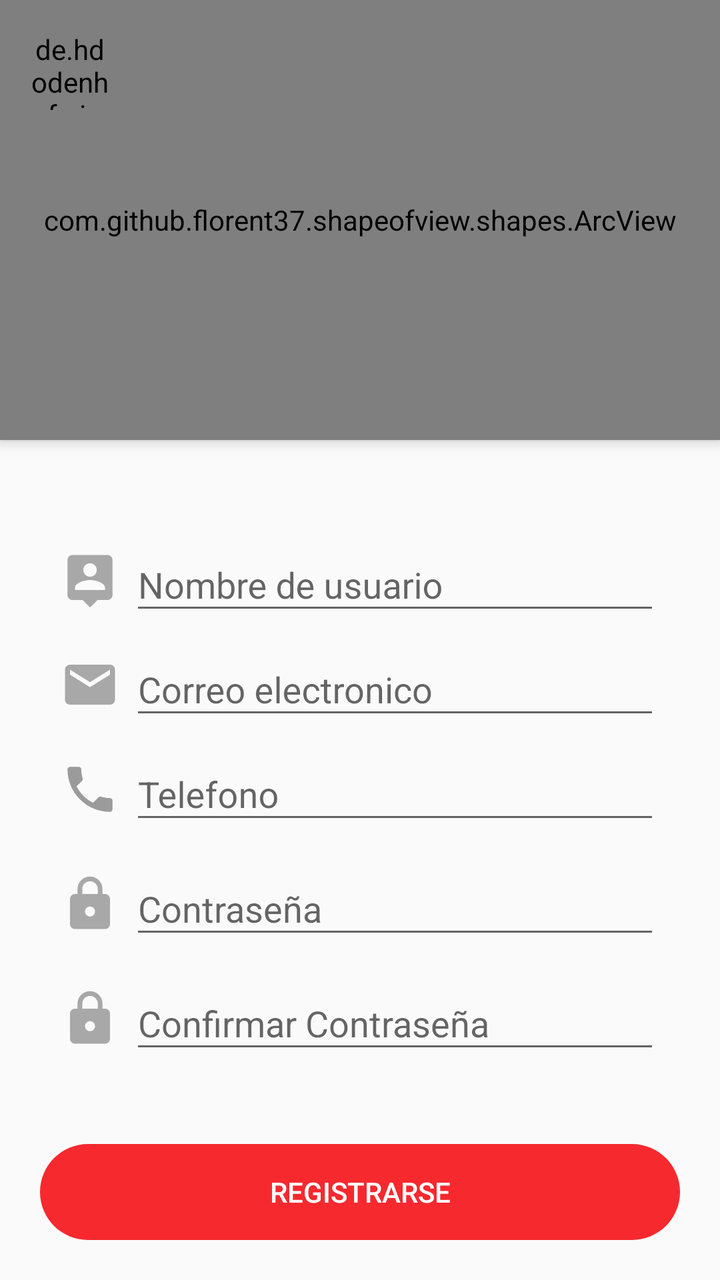
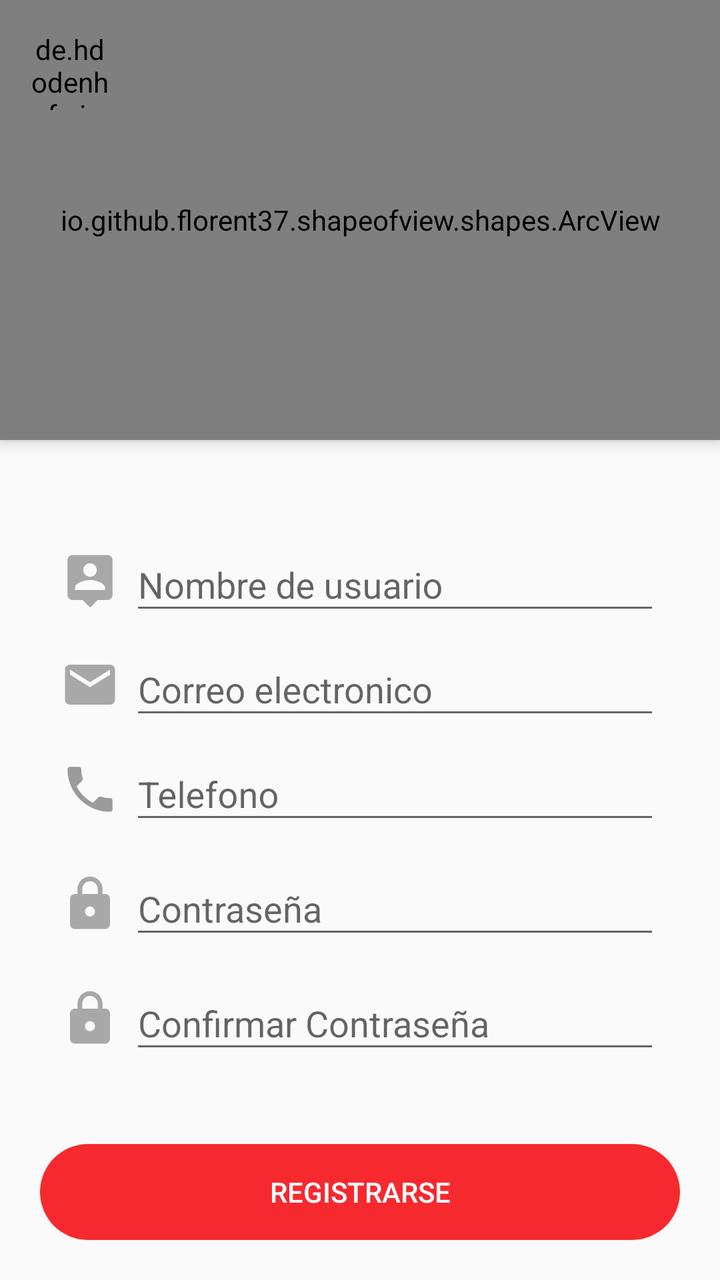

The first picture is an Android layout as it rendered before a commit; the second is the same layout after the commit. The layout source and the unified diff follow.
<!-- AndroidManifest.xml: application theme AppTheme -->
<!-- res/layout/activity_register.xml -->
<?xml version="1.0" encoding="utf-8"?>
<androidx.coordinatorlayout.widget.CoordinatorLayout xmlns:android="http://schemas.android.com/apk/res/android"
    xmlns:app="http://schemas.android.com/apk/res-auto"
    xmlns:tools="http://schemas.android.com/tools"
    android:layout_width="match_parent"
    android:layout_height="match_parent"
    android:fitsSystemWindows="true"
    tools:context=".activities.RegisterActivity">

    <LinearLayout
        android:layout_width="match_parent"
        android:layout_height="match_parent"
        android:orientation="vertical">


        <com.github.florent37.shapeofview.shapes.ArcView
            android:layout_width="match_parent"
            android:layout_height="220dp"
            android:elevation="4dp"
            app:shape_arc_cropDirection="outside"
            app:shape_arc_height="20dp"
            app:shape_arc_position="bottom"
            >

            <View
                android:layout_width="match_parent"
                android:layout_height="match_parent"
                android:background="@color/colorAccent" />

            <TextView
                android:layout_width="match_parent"
                android:layout_height="wrap_content"
                android:text="REGISTRATE AHORA"
                android:textColor="@color/colorWhite"
                android:textAlignment="center"
                android:textStyle="bold"
                android:layout_marginTop="20dp"
                android:textSize="22dp" />

            <ImageView
                android:layout_width="150dp"
                android:layout_height="150dp"
                android:src="@drawable/ic_person"
                android:layout_gravity="center"
                android:layout_marginTop="40dp" />

        </com.github.florent37.shapeofview.shapes.ArcView>

        <LinearLayout
            android:layout_width="match_parent"
            android:layout_height="wrap_content"
            android:orientation="horizontal"
            android:layout_marginLeft="30dp"
            android:layout_marginRight="30dp"
            android:layout_marginTop="40dp">

            <ImageView
                android:layout_width="30dp"
                android:layout_height="30dp"
                android:src="@drawable/ic_person_pin"
                android:layout_marginTop="15dp"
                android:layout_marginRight="5dp"/>

            <com.google.android.material.textfield.TextInputLayout
                android:layout_width="match_parent"
                android:layout_height="wrap_content"
                >

                <com.google.android.material.textfield.TextInputEditText
                    android:id="@+id/textInputUsername"
                    android:layout_width="match_parent"
                    android:layout_height="wrap_content"
                    android:hint="Nombre de usuario"
                    android:inputType="textEmailAddress" />

            </com.google.android.material.textfield.TextInputLayout>


        </LinearLayout>


        <LinearLayout
            android:layout_width="match_parent"
            android:layout_height="wrap_content"
            android:orientation="horizontal"
            android:layout_marginLeft="30dp"
            android:layout_marginRight="30dp"
            >

            <ImageView
                android:layout_width="30dp"
                android:layout_height="30dp"
                android:src="@drawable/ic_email_grey"
                android:layout_marginTop="15dp"
                android:layout_marginRight="5dp"/>

            <com.google.android.material.textfield.TextInputLayout
                android:layout_width="match_parent"
                android:layout_height="wrap_content"
                >

                <com.google.android.material.textfield.TextInputEditText
                    android:id="@+id/textInputEmail"
                    android:layout_width="match_parent"
                    android:layout_height="wrap_content"
                    android:hint="Correo electronico"
                    android:inputType="textEmailAddress" />

            </com.google.android.material.textfield.TextInputLayout>


        </LinearLayout>

        <LinearLayout
            android:layout_width="match_parent"
            android:layout_height="wrap_content"
            android:orientation="horizontal"
            android:layout_marginLeft="30dp"
            android:layout_marginRight="30dp"
            >

            <ImageView
                android:layout_width="30dp"
                android:layout_height="30dp"
                android:src="@drawable/ic_phone"
                android:layout_marginTop="15dp"
                android:layout_marginRight="5dp"/>

            <com.google.android.material.textfield.TextInputLayout
                android:layout_width="match_parent"
                android:layout_height="wrap_content"
                >

                <com.google.android.material.textfield.TextInputEditText
                    android:id="@+id/textInputPhone"
                    android:layout_width="match_parent"
                    android:layout_height="wrap_content"
                    android:hint="Telefono"
                    android:inputType="numberSigned" />

            </com.google.android.material.textfield.TextInputLayout>


        </LinearLayout>

        <LinearLayout
            android:layout_width="match_parent"
            android:layout_height="wrap_content"
            android:orientation="horizontal"
            android:layout_marginRight="30dp"
            android:layout_marginLeft="30dp"
            android:layout_marginTop="5dp">

            <ImageView
                android:layout_width="30dp"
                android:layout_height="30dp"
                android:src="@drawable/ic_https_black_24dp"
                android:layout_marginTop="15dp"
                android:layout_marginRight="5dp"/>

            <com.google.android.material.textfield.TextInputLayout
                android:layout_width="match_parent"
                android:layout_height="wrap_content"
                >

                <com.google.android.material.textfield.TextInputEditText
                    android:id="@+id/textInputPassword"
                    android:layout_width="match_parent"
                    android:layout_height="wrap_content"
                    android:hint="Contraseña"
                    android:inputType="textPassword" />

            </com.google.android.material.textfield.TextInputLayout>



        </LinearLayout>

        <LinearLayout
            android:layout_width="match_parent"
            android:layout_height="wrap_content"
            android:orientation="horizontal"
            android:layout_marginRight="30dp"
            android:layout_marginLeft="30dp"
            android:layout_marginTop="5dp">

            <ImageView
                android:layout_width="30dp"
                android:layout_height="30dp"
                android:src="@drawable/ic_https_black_24dp"
                android:layout_marginTop="15dp"
                android:layout_marginRight="5dp"/>

            <com.google.android.material.textfield.TextInputLayout
                android:layout_width="match_parent"
                android:layout_height="wrap_content"
                >

                <com.google.android.material.textfield.TextInputEditText
                    android:id="@+id/textInputConfirmPassword"
                    android:layout_width="match_parent"
                    android:layout_height="wrap_content"
                    android:hint="Confirmar Contraseña"
                    android:inputType="textPassword" />

            </com.google.android.material.textfield.TextInputLayout>


        </LinearLayout>


    </LinearLayout>


    <Button
        android:id="@+id/btnRegister"
        android:layout_width="match_parent"
        android:layout_height="wrap_content"
        android:text="REGISTRARSE"
        android:background="@drawable/rounded_button"
        android:backgroundTint="@color/colorAccent"
        android:layout_gravity="bottom"
        android:textColor="@color/colorWhite"
        android:layout_margin="20dp"/>


    <de.hdodenhof.circleimageview.CircleImageView
        android:id="@+id/circleImageBack"
        android:layout_width="40dp"
        android:layout_height="40dp"
        android:src="@drawable/ic_arrow_left"
        app:civ_circle_background_color="@color/colorWhite"
        android:layout_margin="15dp"
        android:scaleType="centerCrop"
        />

</androidx.coordinatorlayout.widget.CoordinatorLayout>
<!-- resources referenced by this layout -->
<resources>
  <color name="colorAccent">#F6292F</color>
  <color name="colorWhite">#ffffff</color>
  <!-- drawable ic_arrow_left (drawable) -->
  <vector android:height="50dp" android:tint="#CFCFCF"
      android:viewportHeight="24.0" android:viewportWidth="24.0"
      android:width="50dp" xmlns:android="http://schemas.android.com/apk/res/android">
      <path android:fillColor="#FF000000" android:pathData="M15.41,16.09l-4.58,-4.59 4.58,-4.59L14,5.5l-6,6 6,6z"/>
  </vector>
  <!-- drawable ic_email_grey (drawable) -->
  <vector android:height="50dp" android:tint="#A8A8A8"
      android:viewportHeight="24.0" android:viewportWidth="24.0"
      android:width="50dp" xmlns:android="http://schemas.android.com/apk/res/android">
      <path android:fillColor="#FF000000" android:pathData="M20,4L4,4c-1.1,0 -1.99,0.9 -1.99,2L2,18c0,1.1 0.9,2 2,2h16c1.1,0 2,-0.9 2,-2L22,6c0,-1.1 -0.9,-2 -2,-2zM20,8l-8,5 -8,-5L4,6l8,5 8,-5v2z"/>
  </vector>
  <!-- drawable ic_https_black_24dp (drawable) -->
  <vector android:height="50dp" android:tint="#A8A8A8"
      android:viewportHeight="24.0" android:viewportWidth="24.0"
      android:width="50dp" xmlns:android="http://schemas.android.com/apk/res/android">
      <path android:fillColor="#FF000000" android:pathData="M18,8h-1L17,6c0,-2.76 -2.24,-5 -5,-5S7,3.24 7,6v2L6,8c-1.1,0 -2,0.9 -2,2v10c0,1.1 0.9,2 2,2h12c1.1,0 2,-0.9 2,-2L20,10c0,-1.1 -0.9,-2 -2,-2zM12,17c-1.1,0 -2,-0.9 -2,-2s0.9,-2 2,-2 2,0.9 2,2 -0.9,2 -2,2zM15.1,8L8.9,8L8.9,6c0,-1.71 1.39,-3.1 3.1,-3.1 1.71,0 3.1,1.39 3.1,3.1v2z"/>
  </vector>
  <!-- drawable ic_person (drawable) -->
  <vector android:height="40dp" android:tint="#FFFFFF"
      android:viewportHeight="24.0" android:viewportWidth="24.0"
      android:width="40dp" xmlns:android="http://schemas.android.com/apk/res/android">
      <path android:fillColor="#FF000000" android:pathData="M12,12c2.21,0 4,-1.79 4,-4s-1.79,-4 -4,-4 -4,1.79 -4,4 1.79,4 4,4zM12,14c-2.67,0 -8,1.34 -8,4v2h16v-2c0,-2.66 -5.33,-4 -8,-4z"/>
  </vector>
  <!-- drawable ic_person_pin (drawable) -->
  <vector android:height="50dp" android:tint="#A8A8A8"
      android:viewportHeight="24.0" android:viewportWidth="24.0"
      android:width="50dp" xmlns:android="http://schemas.android.com/apk/res/android">
      <path android:fillColor="#FF000000" android:pathData="M19,2L5,2c-1.11,0 -2,0.9 -2,2v14c0,1.1 0.89,2 2,2h4l3,3 3,-3h4c1.1,0 2,-0.9 2,-2L21,4c0,-1.1 -0.9,-2 -2,-2zM12,5.3c1.49,0 2.7,1.21 2.7,2.7 0,1.49 -1.21,2.7 -2.7,2.7 -1.49,0 -2.7,-1.21 -2.7,-2.7 0,-1.49 1.21,-2.7 2.7,-2.7zM18,16L6,16v-0.9c0,-2 4,-3.1 6,-3.1s6,1.1 6,3.1v0.9z"/>
  </vector>
  <!-- drawable ic_phone (drawable) -->
  <vector android:height="50dp" android:tint="#9B9B9B"
      android:viewportHeight="24.0" android:viewportWidth="24.0"
      android:width="50dp" xmlns:android="http://schemas.android.com/apk/res/android">
      <path android:fillColor="#FF000000" android:pathData="M6.62,10.79c1.44,2.83 3.76,5.14 6.59,6.59l2.2,-2.2c0.27,-0.27 0.67,-0.36 1.02,-0.24 1.12,0.37 2.33,0.57 3.57,0.57 0.55,0 1,0.45 1,1V20c0,0.55 -0.45,1 -1,1 -9.39,0 -17,-7.61 -17,-17 0,-0.55 0.45,-1 1,-1h3.5c0.55,0 1,0.45 1,1 0,1.25 0.2,2.45 0.57,3.57 0.11,0.35 0.03,0.74 -0.25,1.02l-2.2,2.2z"/>
  </vector>
  <!-- drawable rounded_button (drawable) -->
  <?xml version="1.0" encoding="utf-8"?>
  <shape xmlns:android="http://schemas.android.com/apk/res/android"
          android:shape="rectangle" android:padding="10dp">
  
      <corners android:radius="30dp" />
  
  </shape>
  <style name="AppTheme" parent="Theme.AppCompat.Light.NoActionBar">
          
          <item name="colorPrimary">@color/colorPrimary</item>
          <item name="colorPrimaryDark">@color/colorPrimaryDark</item>
          <item name="colorAccent">@color/colorAccent</item>
      </style>
  <color name="colorPrimary">#F8F8F8</color>
  <color name="colorPrimaryDark">#F6292F</color>
</resources>

<!-- the commit's change to res/layout/activity_register.xml (unified diff, before → after) -->
@@ -13,7 +13,7 @@
         android:orientation="vertical">
 
 
-        <com.github.florent37.shapeofview.shapes.ArcView
+        <io.github.florent37.shapeofview.shapes.ArcView
             android:layout_width="match_parent"
             android:layout_height="220dp"
             android:elevation="4dp"
@@ -44,7 +44,7 @@
                 android:layout_gravity="center"
                 android:layout_marginTop="40dp" />
 
-        </com.github.florent37.shapeofview.shapes.ArcView>
+        </io.github.florent37.shapeofview.shapes.ArcView>
 
         <LinearLayout
             android:layout_width="match_parent"
